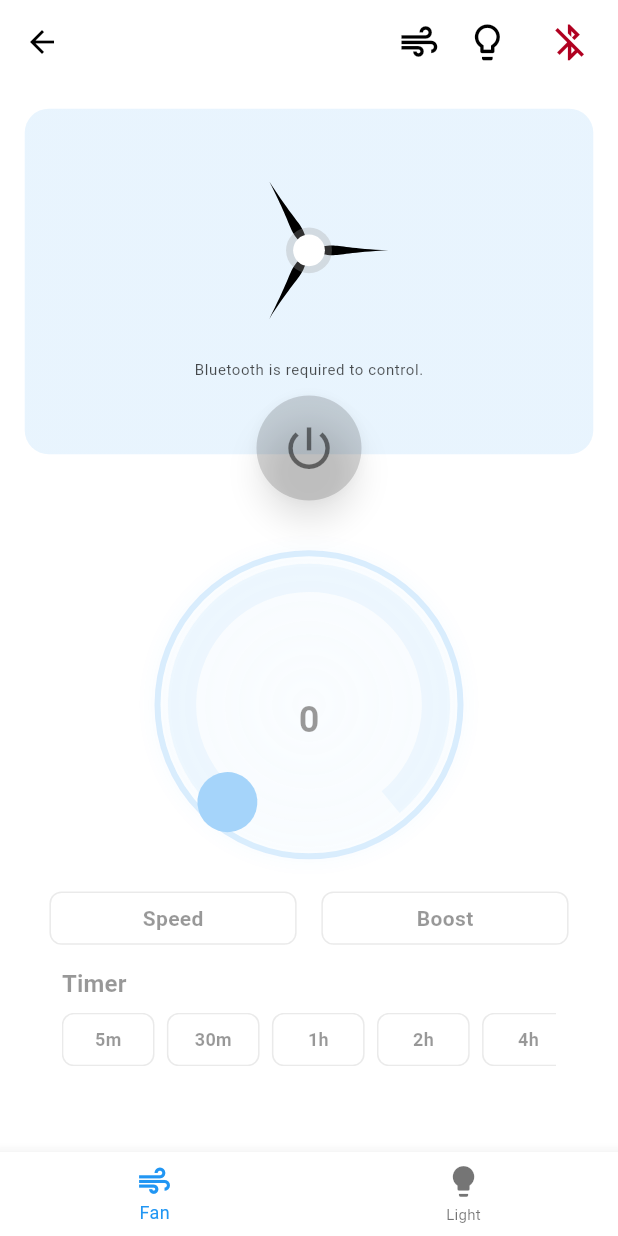
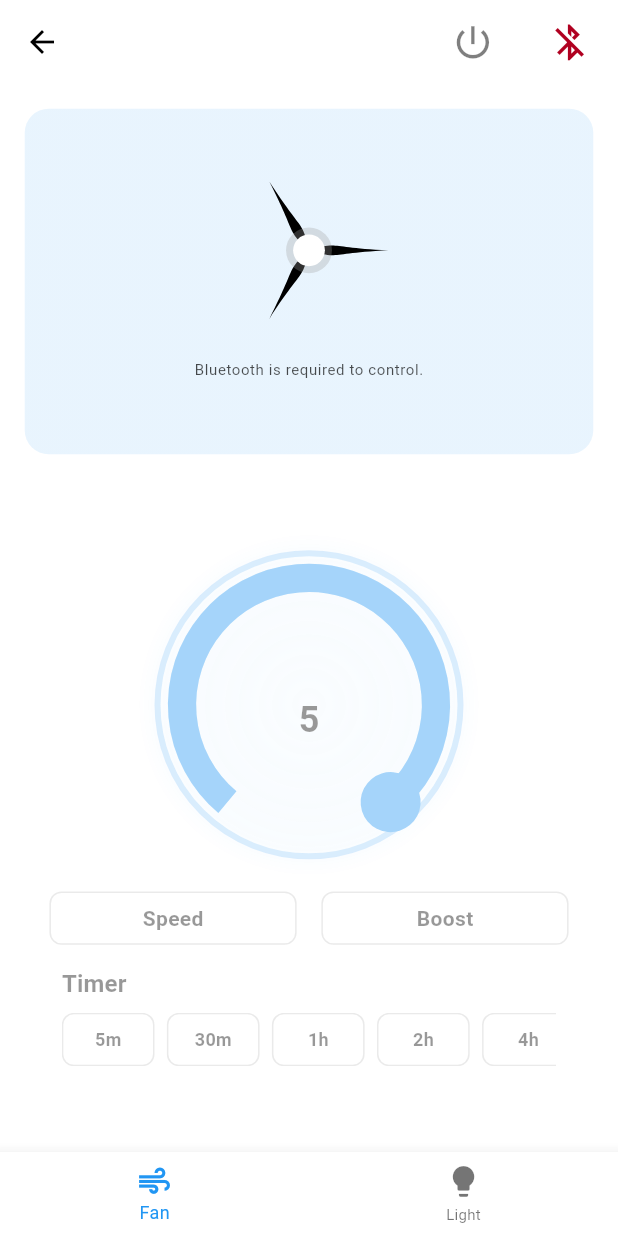
Before and after one commit to ManishEDS/bldc_fan_mobile_app, a Flutter app: the ControllerScreen screen opened directly with empty values, after a tap on "Speed", on a phone screen of 412 x 824 dp. Run offline on Flutter 3.47's test engine with Material 3 defaults, Android fonts, the phone set to English and light mode, and no system bars; drawn by our look-alikes of syncfusion_flutter_gauges; our stand-ins replace camera, flutter_blue_plus, location, permission_handler, shared_preferences; accounts and stored records are empty.

Commit message:
power button removed

```diff
--- a/lib/screens/controllers/controller_screen.dart
+++ b/lib/screens/controllers/controller_screen.dart
@@ -36,6 +36,7 @@
       BluetoothConnectionState.disconnected;
   bool _isFanOn = false;
   bool _isLedOn = false;
+  bool _isDeviceOn = false;
   int _currentIndex = 0;
 
   void _updateFanState(bool isOn) {
@@ -48,6 +49,32 @@
     setState(() {
       _isLedOn = isOn;
     });
+  }
+
+  void _toggleDevicePower() async {
+    setState(() {
+      _isDeviceOn = !_isDeviceOn;
+      _isFanOn = _isDeviceOn;
+      _isLedOn = _isDeviceOn;
+    });
+    _updateFanState(_isDeviceOn);
+    _updateLightState(_isDeviceOn);
+    try {
+      if (_isDeviceOn) {
+        // Fan ON
+        await BLEHelper.send([0x0E]); // FANON
+        // Light ON (default: yellowAccent RGB(255,235,59), 6500K)
+        await BLEHelper.send([0xD5, 255, 235, 59, 0x5D]);
+        await BLEHelper.send([0xD6, (6500 >> 8) & 0xFF, 6500 & 0xFF, 0x5D]);
+      } else {
+        // Fan OFF
+        await BLEHelper.send([0x06]); // FANOFF
+        // Light OFF
+        await BLEHelper.send([0xD5, 0, 0, 0, 0x5D]);
+      }
+    } catch (e) {
+      print('BLE send error: $e');
+    }
   }
 
   @override
@@ -156,24 +183,18 @@
               padding: EdgeInsets.symmetric(
                 horizontal: mediaQuery.size.width * 0.02,
               ),
-              child: Icon(
-                _isFanOn ? Icons.air : Icons.air_outlined,
-                color: _isFanOn ? Colors.green : colorScheme.onSurface,
-                size: isLandscape
-                    ? mediaQuery.size.width * 0.05
-                    : mediaQuery.size.width * 0.07,
-              ),
-            ),
-            Padding(
-              padding: EdgeInsets.symmetric(
-                horizontal: mediaQuery.size.width * 0.02,
-              ),
-              child: Icon(
-                _isLedOn ? Icons.lightbulb : Icons.lightbulb_outline,
-                color: _isLedOn ? Colors.yellow : colorScheme.onSurface,
-                size: isLandscape
-                    ? mediaQuery.size.width * 0.05
-                    : mediaQuery.size.width * 0.07,
+              child: IconButton(
+                icon: Icon(
+                  Icons.power_settings_new,
+                  color: _isDeviceOn
+                      ? Colors.green
+                      : colorScheme.onSurface.withOpacity(0.5),
+                  size: isLandscape
+                      ? mediaQuery.size.width * 0.05
+                      : mediaQuery.size.width * 0.07,
+                ),
+                onPressed: _toggleDevicePower,
+                tooltip: _isDeviceOn ? 'Turn Device Off' : 'Turn Device On',
               ),
             ),
             Padding(
@@ -301,10 +322,12 @@
                 FanControlScreen(
                   onFanStateChanged: _updateFanState,
                   constraints: constraints,
+                  isDeviceOn: _isDeviceOn,
                 ),
                 LightControlScreen(
                   onLightStateChanged: _updateLightState,
                   constraints: constraints,
+                  isDeviceOn: _isDeviceOn,
                 ),
               ],
             );
--- a/lib/screens/controllers/fan_control.dart
+++ b/lib/screens/controllers/fan_control.dart
@@ -9,11 +9,13 @@
 class FanControlScreen extends StatefulWidget {
   final Function(bool) onFanStateChanged;
   final BoxConstraints constraints;
+  final bool isDeviceOn;
 
   const FanControlScreen({
     super.key,
     required this.onFanStateChanged,
     required this.constraints,
+    required this.isDeviceOn,
   });
 
   @override
@@ -23,11 +25,10 @@
 class _FanControlScreenState extends State<FanControlScreen> {
   double _fanSpeed = 0.0;
   int _timerValue = 0;
-  bool _isFanOn = false;
   Timer? _timer;
   int _timerRemaining = 0;
 
-  // BLE command codes for fan
+  // BLE command codes
   static const int FANON = 0x0E;
   static const int FANOFF = 0x06;
   static const int GEAR1 = 0x05;
@@ -46,9 +47,19 @@
   static const int R8H = 0x07;
 
   @override
-  void dispose() {
-    _timer?.cancel();
-    super.dispose();
+  void initState() {
+    super.initState();
+    _loadLastFanSpeed();
+  }
+
+  @override
+  void didUpdateWidget(covariant FanControlScreen oldWidget) {
+    super.didUpdateWidget(oldWidget);
+    if (widget.isDeviceOn && !oldWidget.isDeviceOn) {
+      _sendFanSpeed(); // Send last speed when device turns on
+    } else if (!widget.isDeviceOn && oldWidget.isDeviceOn) {
+      _clearTimer(); // Clear timer when device turns off
+    }
   }
 
   void _startTimer(int minutes, int code) {
@@ -58,7 +69,11 @@
       _timerRemaining = minutes * 60;
     });
     if (minutes > 0) {
+      try {
         BLEHelper.send([code]);
+      } catch (e) {
+        print('BLE send error (timer): $e');
+      }
       _timer = Timer.periodic(const Duration(seconds: 1), (timer) {
         if (_timerRemaining > 0) {
           setState(() {
@@ -69,10 +84,8 @@
           setState(() {
             _timerValue = 0;
             _timerRemaining = 0;
-            _isFanOn = false;
           });
           widget.onFanStateChanged(false);
-          BLEHelper.send([FANOFF]);
         }
       });
     }
@@ -102,7 +115,7 @@
         color: colorScheme.onSurface,
         centerColor: colorScheme.surfaceContainerHighest,
       ),
-      speedLevel: _isFanOn ? _fanSpeed : 0,
+      speedLevel: widget.isDeviceOn ? _fanSpeed : 0,
     );
   }
 
@@ -111,24 +124,18 @@
     await prefs.setDouble('last_fan_speed', speed);
   }
 
-  Future<double> _getLastFanSpeed() async {
+  Future<void> _loadLastFanSpeed() async {
     final prefs = await SharedPreferences.getInstance();
-    return prefs.getDouble('last_fan_speed') ?? 5.0;
+    final lastSpeed = prefs.getDouble('last_fan_speed') ?? 5.0;
+    setState(() {
+      _fanSpeed = lastSpeed.clamp(1.0, 5.0);
+    });
   }
 
-  void _handlePowerButtonPress() async {
-    final newState = !_isFanOn;
-    setState(() {
-      _isFanOn = newState;
-    });
-    widget.onFanStateChanged(newState);
-    if (newState) {
-      final lastSpeed = await _getLastFanSpeed();
-      setState(() {
-        _fanSpeed = lastSpeed.clamp(1.0, 5.0); // Limit to 1-5
-      });
-      BLEHelper.send([FANON]);
-      switch (_fanSpeed.round()) {
+  void _sendFanSpeed() {
+    final snapped = _fanSpeed.round().clamp(1, 5);
+    try {
+      switch (snapped) {
         case 1:
           BLEHelper.send([GEAR1]);
           break;
@@ -145,9 +152,8 @@
           BLEHelper.send([GEAR5]);
           break;
       }
-    } else {
-      BLEHelper.send([FANOFF]);
-      _clearTimer();
+    } catch (e) {
+      print('BLE send error (speed): $e');
     }
   }
 
@@ -167,10 +173,6 @@
           child: Column(
             mainAxisAlignment: MainAxisAlignment.center,
             crossAxisAlignment: CrossAxisAlignment.center,
-            children: [
-              Stack(
-                clipBehavior: Clip.none,
-                alignment: Alignment.center,
             children: [
               Container(
                 width: double.infinity,
@@ -217,49 +219,11 @@
                   ),
                 ),
               ),
-                  Positioned(
-                    bottom: -availableWidth * 0.09,
-                    child: GestureDetector(
-                      behavior: HitTestBehavior.opaque,
-                      onTap: _handlePowerButtonPress,
-                      child: Container(
-                        width: availableWidth * 0.20,
-                        height: availableWidth * 0.20,
-                        decoration: const BoxDecoration(
-                          shape: BoxShape.circle,
-                          color: Colors.transparent,
-                        ),
-                        child: Center(
-                          child: ElevatedButton(
-                            style: ElevatedButton.styleFrom(
-                              shape: const CircleBorder(),
-                              padding: EdgeInsets.all(availableWidth * 0.04),
-                              backgroundColor: _isFanOn
-                                  ? Colors.green
-                                  : colorScheme.onSurface.withOpacity(0.15),
-                              elevation: 8,
-                              shadowColor: Colors.black45,
-                            ),
-                            onPressed: _handlePowerButtonPress,
-                            child: Icon(
-                              Icons.power_settings_new,
-                              color: _isFanOn
-                                  ? Colors.white
-                                  : colorScheme.onSurface.withOpacity(0.5),
-                              size: availableWidth * 0.09,
-                            ),
-                          ),
-                        ),
-                      ),
-                    ),
-                  ),
-                ],
-              ),
               SizedBox(height: availableHeight * 0.07),
               AbsorbPointer(
-                absorbing: !_isFanOn,
+                absorbing: !widget.isDeviceOn,
                 child: Opacity(
-                  opacity: _isFanOn ? 1.0 : 0.4,
+                  opacity: widget.isDeviceOn ? 1.0 : 0.4,
                   child: Column(
                     crossAxisAlignment: CrossAxisAlignment.start,
                     children: [
@@ -341,23 +305,7 @@
                                             _fanSpeed = snapped.toDouble();
                                           });
                                           _saveLastFanSpeed(_fanSpeed);
-                                          switch (snapped) {
-                                            case 1:
-                                              BLEHelper.send([GEAR1]);
-                                              break;
-                                            case 2:
-                                              BLEHelper.send([GEAR2]);
-                                              break;
-                                            case 3:
-                                              BLEHelper.send([GEAR3]);
-                                              break;
-                                            case 4:
-                                              BLEHelper.send([GEAR4]);
-                                              break;
-                                            case 5:
-                                              BLEHelper.send([GEAR5]);
-                                              break;
-                                          }
+                                          _sendFanSpeed();
                                         },
                                       ),
                                     ],
@@ -403,7 +351,11 @@
                                     _fanSpeed = 6.0;
                                   });
                                   _saveLastFanSpeed(_fanSpeed);
+                                  try {
                                     BLEHelper.send([GEAR6]);
+                                  } catch (e) {
+                                    print('BLE send error (speed): $e');
+                                  }
                                 },
                                 colorScheme: colorScheme,
                                 textTheme: textTheme,
@@ -421,7 +373,11 @@
                                     _fanSpeed = 7.0;
                                   });
                                   _saveLastFanSpeed(_fanSpeed);
+                                  try {
                                     BLEHelper.send([GEAR7]);
+                                  } catch (e) {
+                                    print('BLE send error (speed): $e');
+                                  }
                                 },
                                 colorScheme: colorScheme,
                                 textTheme: textTheme,
@@ -800,7 +756,7 @@
       child: Container(
         height: height,
         padding: EdgeInsets.symmetric(
-          horizontal: height * 0.4, // Adjusted for responsive internal padding
+          horizontal: height * 0.4,
           vertical: height * 0.2,
         ),
         decoration: BoxDecoration(
--- a/lib/screens/controllers/light_control.dart
+++ b/lib/screens/controllers/light_control.dart
@@ -7,11 +7,13 @@
 class LightControlScreen extends StatefulWidget {
   final Function(bool) onLightStateChanged;
   final BoxConstraints constraints;
+  final bool isDeviceOn;
 
   const LightControlScreen({
     super.key,
     required this.onLightStateChanged,
     required this.constraints,
+    required this.isDeviceOn,
   });
 
   @override
@@ -19,22 +21,26 @@
 }
 
 class _LightControlScreenState extends State<LightControlScreen> {
-  bool _isLedOn = false;
+  final bool _isLedOn = false;
   Color _lightColor = Colors.yellowAccent;
   double _lightCct = 6500.0;
   Timer? _debounceTimer;
   double _red = 255;
   double _green = 235;
   double _blue = 59;
-  double _stripPosition = 0.0; // Track the normalized position (0.0 to 1.0)
+  double _stripPosition = 0.0;
 
   void _sendLightColor(Color color) {
     List<int> colorBytes = [color.red, color.green, color.blue];
     final packet = <int>[0xD5, ...colorBytes, 0x5D];
+    try {
       BLEHelper.send(packet);
       print(
         'Sent color: R=${color.red}, G=${color.green}, B=${color.blue} (Hex: ${packet.map((b) => b.toRadixString(16).padLeft(2, '0')).join(' ')})',
       );
+    } catch (e) {
+      print('BLE send error (color): $e');
+    }
   }
 
   void _sendLightCct() {
@@ -42,10 +48,14 @@
     final highByte = (cct >> 8) & 0xFF;
     final lowByte = cct & 0xFF;
     final packet = <int>[0xD6, highByte, lowByte, 0x5D];
+    try {
       BLEHelper.send(packet);
       print(
         'Sent CCT: ${cct}K (Hex: ${packet.map((b) => b.toRadixString(16).padLeft(2, '0')).join(' ')})',
       );
+    } catch (e) {
+      print('BLE send error (CCT): $e');
+    }
   }
 
   Widget _buildCctSlider(BuildContext context) {
@@ -491,7 +501,7 @@
   }
 
   Widget _buildBulbIcon(double size) {
-    if (!_isLedOn) {
+    if (!widget.isDeviceOn) {
       return Icon(
         Icons.lightbulb,
         color: Colors.grey.withValues(alpha: 0.5),
@@ -499,22 +509,19 @@
       );
     }
 
-    // Check if _lightColor is close to a white-like color (e.g., yellowAccent or near-white)
     final isWhiteLike =
         (_red >= 200 && _green >= 200 && _blue >= 150) ||
         _lightColor == Colors.yellowAccent;
 
     if (isWhiteLike) {
-      // Interpolate between warm white (2500K) and cool white (6500K)
-      const warmWhite = Color(0xFFFFD700); // Warm white (~2500K)
-      const coolWhite = Color(0xFFE6F0FA); // Cool white (~6500K)
-      final t = (_lightCct - 2500) / (6500 - 2500); // Normalize CCT to [0, 1]
+      const warmWhite = Color(0xFFFFD700);
+      const coolWhite = Color(0xFFE6F0FA);
+      final t = (_lightCct - 2500) / (6500 - 2500);
       final interpolatedColor =
           Color.lerp(warmWhite, coolWhite, t) ?? warmWhite;
       return Icon(Icons.lightbulb, color: interpolatedColor, size: size);
     }
 
-    // Use _lightColor for RGB mode
     return Icon(Icons.lightbulb, color: _lightColor, size: size);
   }
 
@@ -540,10 +547,6 @@
             mainAxisAlignment: MainAxisAlignment.center,
             crossAxisAlignment: CrossAxisAlignment.center,
             children: [
-              Stack(
-                clipBehavior: Clip.none,
-                alignment: Alignment.center,
-                children: [
               Container(
                 width: double.infinity,
                 height: widget.constraints.maxWidth * 0.55,
@@ -563,63 +566,16 @@
                     widthFactor: 0.6,
                     child: AspectRatio(
                       aspectRatio: 1,
-                          child: _buildBulbIcon(
-                            widget.constraints.maxWidth * 0.42,
+                      child: _buildBulbIcon(widget.constraints.maxWidth * 0.42),
                     ),
                   ),
                 ),
               ),
-                  ),
-                  Positioned(
-                    bottom: -widget.constraints.maxWidth * 0.09,
-                    child: Material(
-                      shape: const CircleBorder(),
-                      elevation: 8,
-                      shadowColor: Colors.black45,
-                      child: InkWell(
-                        customBorder: const CircleBorder(),
-                        onTap: () {
-                          final newState = !_isLedOn;
-                          setState(() {
-                            _isLedOn = newState;
-                          });
-                          widget.onLightStateChanged(newState);
-                          if (newState) {
-                            _sendLightColor(_lightColor);
-                            _sendLightCct();
-                          } else {
-                            _sendLightColor(Colors.black);
-                          }
-                        },
-                        child: Container(
-                          width: widget.constraints.maxWidth * 0.17,
-                          height: widget.constraints.maxWidth * 0.17,
-                          decoration: BoxDecoration(
-                            shape: BoxShape.circle,
-                            color: _isLedOn
-                                ? Colors.yellow
-                                : colorScheme.onSurface.withOpacity(0.15),
-                          ),
-                          child: Center(
-                            child: Icon(
-                              Icons.power_settings_new,
-                              color: _isLedOn
-                                  ? Colors.white
-                                  : colorScheme.onSurface.withOpacity(0.5),
-                              size: widget.constraints.maxWidth * 0.09,
-                            ),
-                          ),
-                        ),
-                      ),
-                    ),
-                  ),
-                ],
-              ),
               SizedBox(height: availableHeight * 0.09),
               AbsorbPointer(
-                absorbing: !_isLedOn,
+                absorbing: !widget.isDeviceOn,
                 child: Opacity(
-                  opacity: _isLedOn ? 1.0 : 0.4,
+                  opacity: widget.isDeviceOn ? 1.0 : 0.4,
                   child: Column(
                     crossAxisAlignment: CrossAxisAlignment.start,
                     children: [
```
Also changed, not shown: lib/screens/scanning.dart (+7 -4 lines). Lines whose indentation alone changed are shown as unchanged.
